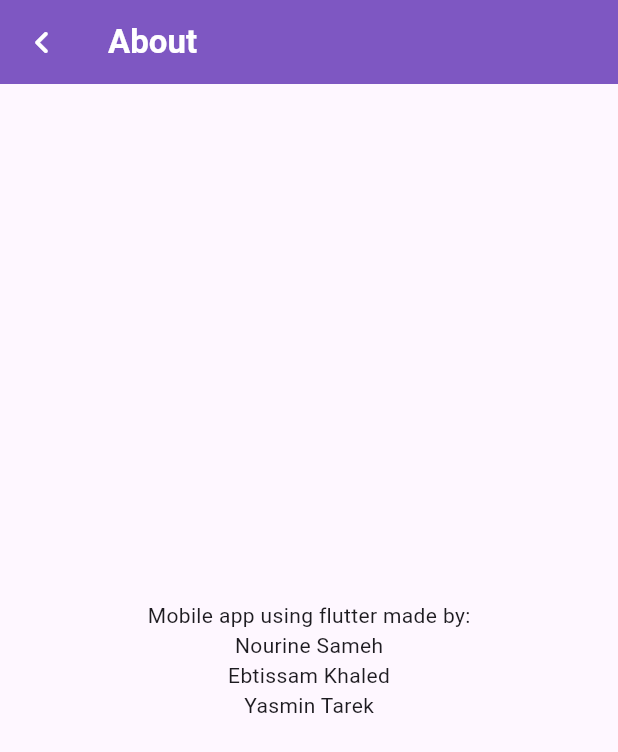
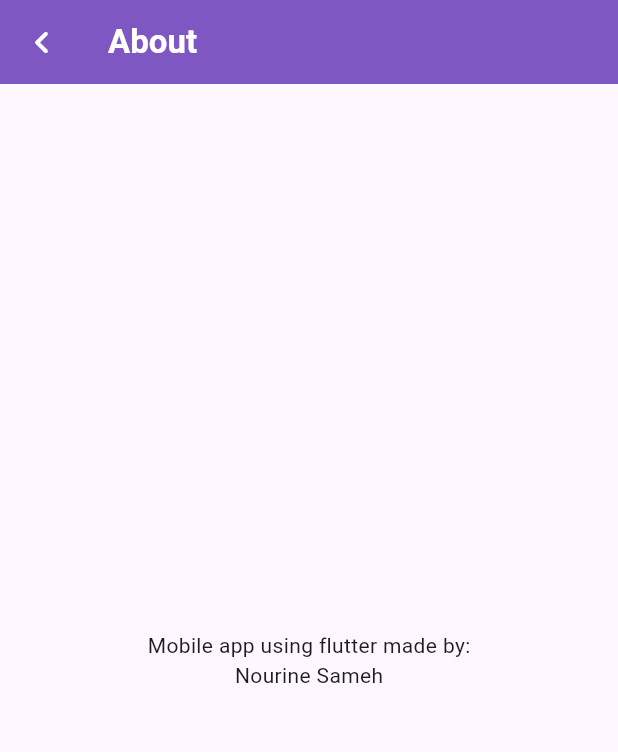
Before and after one commit to nourine-s/ecommerce_mobile_app, a Flutter app: the About screen opened by its route, on a phone screen of 412 x 824 dp. Shown: the top 752 px of the screen. Run offline on Flutter 3.47's test engine with Material 3 defaults, Android fonts, the phone set to English and light mode, and no system bars; our stand-ins replace carousel_slider, cloud_firestore, firebase_auth, firebase_core; missing offline and left inert: flutter_wp_woocommerce; accounts and stored records are empty.

Commit message:
Update about.dart

```diff
--- a/lib/screens/about.dart
+++ b/lib/screens/about.dart
@@ -29,8 +29,7 @@ class About extends StatelessWidget {
             children: [
               Text('Mobile app using flutter made by:'),
               Text('Nourine Sameh'),
-              Text('Ebtissam Khaled'),
-              Text('Yasmin Tarek')
+
             ],
           ),
         ));
```
